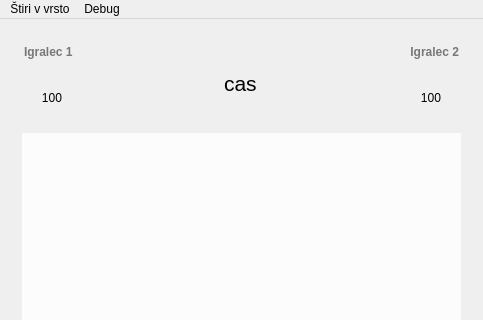
First picture: the form in glavnookno.ui, repository vladimirrujevic/rpoprojekt, before the edit; both pictures show x 0 to 483 and y 0 to 320 of the 483 by 473 pixel window.
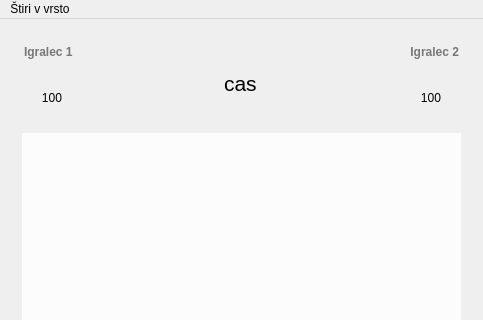
Second picture: the form after the edit. Icons and pictures are not drawn.

```diff
--- a/glavnookno.ui
+++ b/glavnookno.ui
@@ -625,7 +625,7 @@
      <x>0</x>
      <y>0</y>
      <width>483</width>
-     <height>21</height>
+     <height>19</height>
     </rect>
    </property>
    <widget class="QMenu" name="menu_tiri_v_vrsto">
@@ -635,16 +635,7 @@
     <addaction name="actionZacni_igro"/>
     <addaction name="actionZapri"/>
    </widget>
-   <widget class="QMenu" name="menuDebug">
-    <property name="title">
-     <string>Debug</string>
-    </property>
-    <addaction name="actionZmagovalec1"/>
-    <addaction name="actionZmagovalec2"/>
-    <addaction name="actionNedolo_eno"/>
-   </widget>
    <addaction name="menu_tiri_v_vrsto"/>
-   <addaction name="menuDebug"/>
   </widget>
   <widget class="QStatusBar" name="statusBar">
    <property name="statusTip">
```
Left out of the diff: 5 changed lines with no effect on the pictures.
